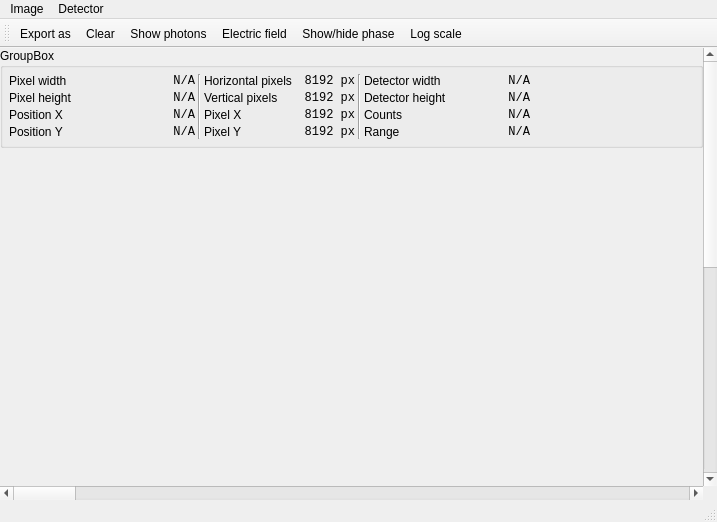
This is RZGUI/DetectorWindow.ui in HARMONI-CAB/RayZaler as Qt 5 draws it before an edit. The edited form follows.
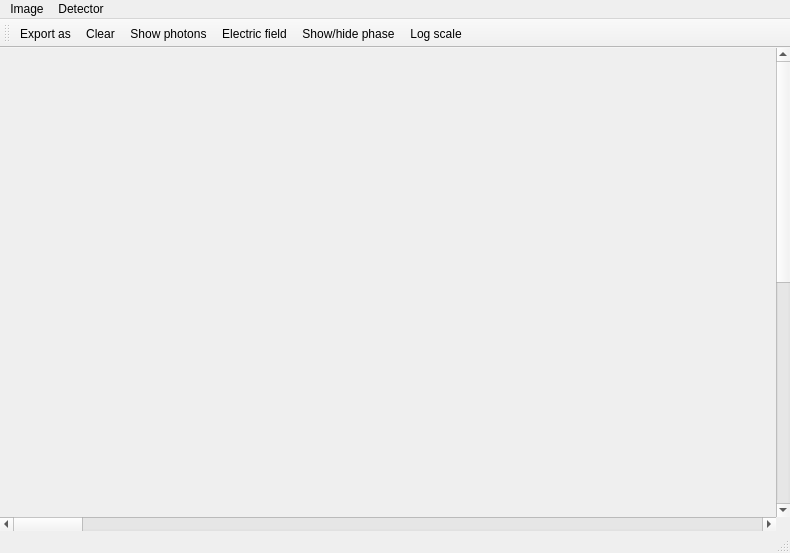
This is the edited form. Icons and pictures are not drawn.

Commit message: Fix representation of grid in Detector

```diff
--- a/RZGUI/DetectorWindow.ui
+++ b/RZGUI/DetectorWindow.ui
@@ -6,8 +6,8 @@
    <rect>
     <x>0</x>
     <y>0</y>
-    <width>717</width>
-    <height>522</height>
+    <width>790</width>
+    <height>553</height>
    </rect>
   </property>
   <property name="windowTitle">
@@ -54,479 +54,29 @@
        <property name="spacing">
         <number>0</number>
        </property>
-       <item row="1" column="0">
-        <widget class="QLabel" name="label">
-         <property name="text">
-          <string/>
-         </property>
-         <property name="alignment">
-          <set>Qt::AlignRight|Qt::AlignTrailing|Qt::AlignVCenter</set>
-         </property>
-        </widget>
-       </item>
        <item row="0" column="0">
-        <widget class="QGroupBox" name="detGroupBox">
+        <widget class="QLabel" name="label">
          <property name="sizePolicy">
           <sizepolicy hsizetype="Preferred" vsizetype="Fixed">
            <horstretch>0</horstretch>
            <verstretch>0</verstretch>
           </sizepolicy>
          </property>
-         <property name="title">
-          <string>GroupBox</string>
+         <property name="maximumSize">
+          <size>
+           <width>16777215</width>
+           <height>1</height>
+          </size>
          </property>
-         <layout class="QGridLayout" name="gridLayout_2">
-          <property name="leftMargin">
-           <number>6</number>
-          </property>
-          <property name="topMargin">
-           <number>6</number>
-          </property>
-          <property name="rightMargin">
-           <number>6</number>
-          </property>
-          <property name="bottomMargin">
-           <number>6</number>
-          </property>
-          <property name="spacing">
-           <number>3</number>
-          </property>
-          <item row="0" column="6">
-           <widget class="QLabel" name="label_18">
-            <property name="text">
-             <string>Detector width</string>
-            </property>
-           </widget>
-          </item>
-          <item row="1" column="1">
-           <widget class="QLabel" name="pxHeightLabel">
-            <property name="sizePolicy">
-             <sizepolicy hsizetype="Fixed" vsizetype="Preferred">
-              <horstretch>0</horstretch>
-              <verstretch>0</verstretch>
-             </sizepolicy>
-            </property>
-            <property name="minimumSize">
-             <size>
-              <width>120</width>
-              <height>0</height>
-             </size>
-            </property>
-            <property name="font">
-             <font>
-              <family>Monospace</family>
-             </font>
-            </property>
-            <property name="text">
-             <string>N/A</string>
-            </property>
-            <property name="alignment">
-             <set>Qt::AlignRight|Qt::AlignTrailing|Qt::AlignVCenter</set>
-            </property>
-           </widget>
-          </item>
-          <item row="0" column="0">
-           <widget class="QLabel" name="label_2">
-            <property name="text">
-             <string>Pixel width</string>
-            </property>
-           </widget>
-          </item>
-          <item row="3" column="1">
-           <widget class="QLabel" name="posYLabel">
-            <property name="sizePolicy">
-             <sizepolicy hsizetype="Fixed" vsizetype="Preferred">
-              <horstretch>0</horstretch>
-              <verstretch>0</verstretch>
-             </sizepolicy>
-            </property>
-            <property name="minimumSize">
-             <size>
-              <width>120</width>
-              <height>0</height>
-             </size>
-            </property>
-            <property name="font">
-             <font>
-              <family>Monospace</family>
-             </font>
-            </property>
-            <property name="text">
-             <string>N/A</string>
-            </property>
-            <property name="alignment">
-             <set>Qt::AlignRight|Qt::AlignTrailing|Qt::AlignVCenter</set>
-            </property>
-           </widget>
-          </item>
-          <item row="2" column="3">
-           <widget class="QLabel" name="label_12">
-            <property name="text">
-             <string>Pixel X</string>
-            </property>
-           </widget>
-          </item>
-          <item row="1" column="4">
-           <widget class="QLabel" name="verticalPixelsLabel">
-            <property name="sizePolicy">
-             <sizepolicy hsizetype="Maximum" vsizetype="Preferred">
-              <horstretch>0</horstretch>
-              <verstretch>0</verstretch>
-             </sizepolicy>
-            </property>
-            <property name="minimumSize">
-             <size>
-              <width>60</width>
-              <height>0</height>
-             </size>
-            </property>
-            <property name="font">
-             <font>
-              <family>Monospace</family>
-             </font>
-            </property>
-            <property name="text">
-             <string>8192 px</string>
-            </property>
-            <property name="alignment">
-             <set>Qt::AlignRight|Qt::AlignTrailing|Qt::AlignVCenter</set>
-            </property>
-           </widget>
-          </item>
-          <item row="0" column="1">
-           <widget class="QLabel" name="pxWidthLabel">
-            <property name="sizePolicy">
-             <sizepolicy hsizetype="Fixed" vsizetype="Preferred">
-              <horstretch>0</horstretch>
-              <verstretch>0</verstretch>
-             </sizepolicy>
-            </property>
-            <property name="minimumSize">
-             <size>
-              <width>120</width>
-              <height>0</height>
-             </size>
-            </property>
-            <property name="font">
-             <font>
-              <family>Monospace</family>
-             </font>
-            </property>
-            <property name="text">
-             <string>N/A</string>
-            </property>
-            <property name="alignment">
-             <set>Qt::AlignRight|Qt::AlignTrailing|Qt::AlignVCenter</set>
-            </property>
-           </widget>
-          </item>
-          <item row="3" column="7">
-           <widget class="QLabel" name="rangeLabel">
-            <property name="sizePolicy">
-             <sizepolicy hsizetype="Fixed" vsizetype="Preferred">
-              <horstretch>0</horstretch>
-              <verstretch>0</verstretch>
-             </sizepolicy>
-            </property>
-            <property name="minimumSize">
-             <size>
-              <width>80</width>
-              <height>0</height>
-             </size>
-            </property>
-            <property name="font">
-             <font>
-              <family>Monospace</family>
-             </font>
-            </property>
-            <property name="text">
-             <string>N/A</string>
-            </property>
-            <property name="alignment">
-             <set>Qt::AlignRight|Qt::AlignTrailing|Qt::AlignVCenter</set>
-            </property>
-           </widget>
-          </item>
-          <item row="2" column="4">
-           <widget class="QLabel" name="pixelXLabel">
-            <property name="sizePolicy">
-             <sizepolicy hsizetype="Maximum" vsizetype="Preferred">
-              <horstretch>0</horstretch>
-              <verstretch>0</verstretch>
-             </sizepolicy>
-            </property>
-            <property name="minimumSize">
-             <size>
-              <width>60</width>
-              <height>0</height>
-             </size>
-            </property>
-            <property name="font">
-             <font>
-              <family>Monospace</family>
-             </font>
-            </property>
-            <property name="text">
-             <string>8192 px</string>
-            </property>
-            <property name="alignment">
-             <set>Qt::AlignRight|Qt::AlignTrailing|Qt::AlignVCenter</set>
-            </property>
-           </widget>
-          </item>
-          <item row="1" column="3">
-           <widget class="QLabel" name="label_7">
-            <property name="text">
-             <string>Vertical pixels</string>
-            </property>
-           </widget>
-          </item>
-          <item row="0" column="7">
-           <widget class="QLabel" name="widthLabel">
-            <property name="sizePolicy">
-             <sizepolicy hsizetype="Fixed" vsizetype="Preferred">
-              <horstretch>0</horstretch>
-              <verstretch>0</verstretch>
-             </sizepolicy>
-            </property>
-            <property name="minimumSize">
-             <size>
-              <width>80</width>
-              <height>0</height>
-             </size>
-            </property>
-            <property name="font">
-             <font>
-              <family>Monospace</family>
-             </font>
-            </property>
-            <property name="text">
-             <string>N/A</string>
-            </property>
-            <property name="alignment">
-             <set>Qt::AlignRight|Qt::AlignTrailing|Qt::AlignVCenter</set>
-            </property>
-           </widget>
-          </item>
-          <item row="3" column="0">
-           <widget class="QLabel" name="label_11">
-            <property name="text">
-             <string>Position Y</string>
-            </property>
-           </widget>
-          </item>
-          <item row="0" column="4">
-           <widget class="QLabel" name="horizontalPixelsLabel">
-            <property name="sizePolicy">
-             <sizepolicy hsizetype="Maximum" vsizetype="Preferred">
-              <horstretch>0</horstretch>
-              <verstretch>0</verstretch>
-             </sizepolicy>
-            </property>
-            <property name="minimumSize">
-             <size>
-              <width>60</width>
-              <height>0</height>
-             </size>
-            </property>
-            <property name="font">
-             <font>
-              <family>Monospace</family>
-             </font>
-            </property>
-            <property name="text">
-             <string>8192 px</string>
-            </property>
-            <property name="alignment">
-             <set>Qt::AlignRight|Qt::AlignTrailing|Qt::AlignVCenter</set>
-            </property>
-           </widget>
-          </item>
-          <item row="1" column="6">
-           <widget class="QLabel" name="label_19">
-            <property name="text">
-             <string>Detector height</string>
-            </property>
-           </widget>
-          </item>
-          <item row="2" column="1">
-           <widget class="QLabel" name="posXLabel">
-            <property name="sizePolicy">
-             <sizepolicy hsizetype="Fixed" vsizetype="Preferred">
-              <horstretch>0</horstretch>
-              <verstretch>0</verstretch>
-             </sizepolicy>
-            </property>
-            <property name="minimumSize">
-             <size>
-              <width>120</width>
-              <height>0</height>
-             </size>
-            </property>
-            <property name="font">
-             <font>
-              <family>Monospace</family>
-             </font>
-            </property>
-            <property name="text">
-             <string>N/A</string>
-            </property>
-            <property name="alignment">
-             <set>Qt::AlignRight|Qt::AlignTrailing|Qt::AlignVCenter</set>
-            </property>
-           </widget>
-          </item>
-          <item row="1" column="7">
-           <widget class="QLabel" name="heightLabel">
-            <property name="sizePolicy">
-             <sizepolicy hsizetype="Fixed" vsizetype="Preferred">
-              <horstretch>0</horstretch>
-              <verstretch>0</verstretch>
-             </sizepolicy>
-            </property>
-            <property name="minimumSize">
-             <size>
-              <width>80</width>
-              <height>0</height>
-             </size>
-            </property>
-            <property name="font">
-             <font>
-              <family>Monospace</family>
-             </font>
-            </property>
-            <property name="text">
-             <string>N/A</string>
-            </property>
-            <property name="alignment">
-             <set>Qt::AlignRight|Qt::AlignTrailing|Qt::AlignVCenter</set>
-            </property>
-           </widget>
-          </item>
-          <item row="3" column="6">
-           <widget class="QLabel" name="label_23">
-            <property name="text">
-             <string>Range</string>
-            </property>
-           </widget>
-          </item>
-          <item row="2" column="7">
-           <widget class="QLabel" name="countsLabel">
-            <property name="sizePolicy">
-             <sizepolicy hsizetype="Fixed" vsizetype="Preferred">
-              <horstretch>0</horstretch>
-              <verstretch>0</verstretch>
-             </sizepolicy>
-            </property>
-            <property name="minimumSize">
-             <size>
-              <width>80</width>
-              <height>0</height>
-             </size>
-            </property>
-            <property name="font">
-             <font>
-              <family>Monospace</family>
-             </font>
-            </property>
-            <property name="text">
-             <string>N/A</string>
-            </property>
-            <property name="alignment">
-             <set>Qt::AlignRight|Qt::AlignTrailing|Qt::AlignVCenter</set>
-            </property>
-           </widget>
-          </item>
-          <item row="0" column="8" rowspan="4">
-           <spacer name="horizontalSpacer">
-            <property name="orientation">
-             <enum>Qt::Horizontal</enum>
-            </property>
-            <property name="sizeHint" stdset="0">
-             <size>
-              <width>40</width>
-              <height>20</height>
-             </size>
-            </property>
-           </spacer>
-          </item>
-          <item row="1" column="0">
-           <widget class="QLabel" name="label_3">
-            <property name="text">
-             <string>Pixel height</string>
-            </property>
-           </widget>
-          </item>
-          <item row="3" column="3">
-           <widget class="QLabel" name="label_13">
-            <property name="text">
-             <string>Pixel Y</string>
-            </property>
-           </widget>
-          </item>
-          <item row="3" column="4">
-           <widget class="QLabel" name="pixelYLabel">
-            <property name="sizePolicy">
-             <sizepolicy hsizetype="Maximum" vsizetype="Preferred">
-              <horstretch>0</horstretch>
-              <verstretch>0</verstretch>
-             </sizepolicy>
-            </property>
-            <property name="minimumSize">
-             <size>
-              <width>60</width>
-              <height>0</height>
-             </size>
-            </property>
-            <property name="font">
-             <font>
-              <family>Monospace</family>
-             </font>
-            </property>
-            <property name="text">
-             <string>8192 px</string>
-            </property>
-            <property name="alignment">
-             <set>Qt::AlignRight|Qt::AlignTrailing|Qt::AlignVCenter</set>
-            </property>
-           </widget>
-          </item>
-          <item row="0" column="3">
-           <widget class="QLabel" name="label_6">
-            <property name="text">
-             <string>Horizontal pixels</string>
-            </property>
-           </widget>
-          </item>
-          <item row="2" column="0">
-           <widget class="QLabel" name="label_10">
-            <property name="text">
-             <string>Position X</string>
-            </property>
-           </widget>
-          </item>
-          <item row="2" column="6">
-           <widget class="QLabel" name="label_22">
-            <property name="text">
-             <string>Counts</string>
-            </property>
-           </widget>
-          </item>
-          <item row="0" column="2" rowspan="4">
-           <widget class="Line" name="line">
-            <property name="orientation">
-             <enum>Qt::Vertical</enum>
-            </property>
-           </widget>
-          </item>
-          <item row="0" column="5" rowspan="4">
-           <widget class="Line" name="line_2">
-            <property name="orientation">
-             <enum>Qt::Vertical</enum>
-            </property>
-           </widget>
-          </item>
-         </layout>
+         <property name="frameShape">
+          <enum>QFrame::NoFrame</enum>
+         </property>
+         <property name="text">
+          <string/>
+         </property>
+         <property name="alignment">
+          <set>Qt::AlignRight|Qt::AlignTrailing|Qt::AlignVCenter</set>
+         </property>
         </widget>
        </item>
       </layout>
@@ -559,7 +109,7 @@
     <rect>
      <x>0</x>
      <y>0</y>
-     <width>717</width>
+     <width>790</width>
      <height>25</height>
     </rect>
    </property>
```
Left out of the diff: 16 changed lines with no effect on the pictures. The commit also changes 6 other files.
